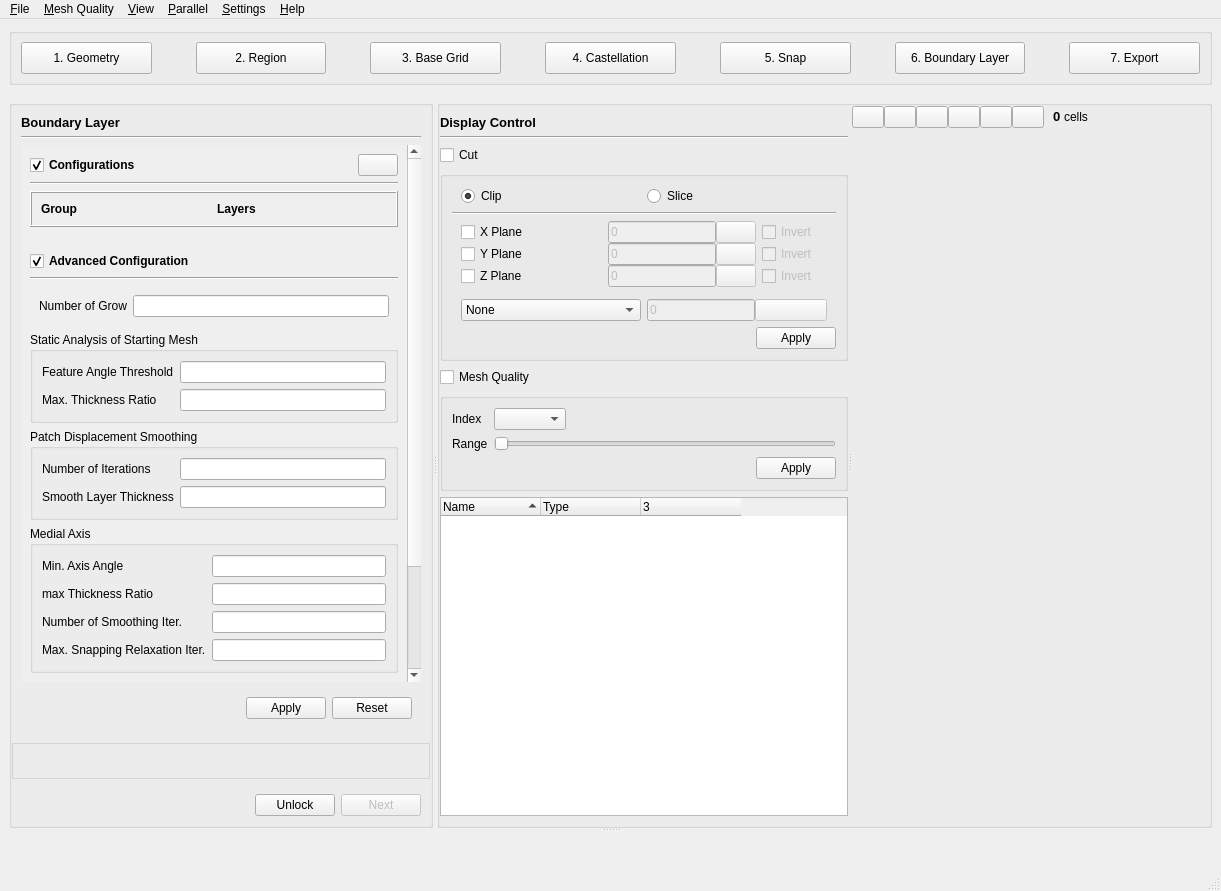
Qt form baramMesh/view/main_window/main_window.ui (nextfoam/baram) before a commit.
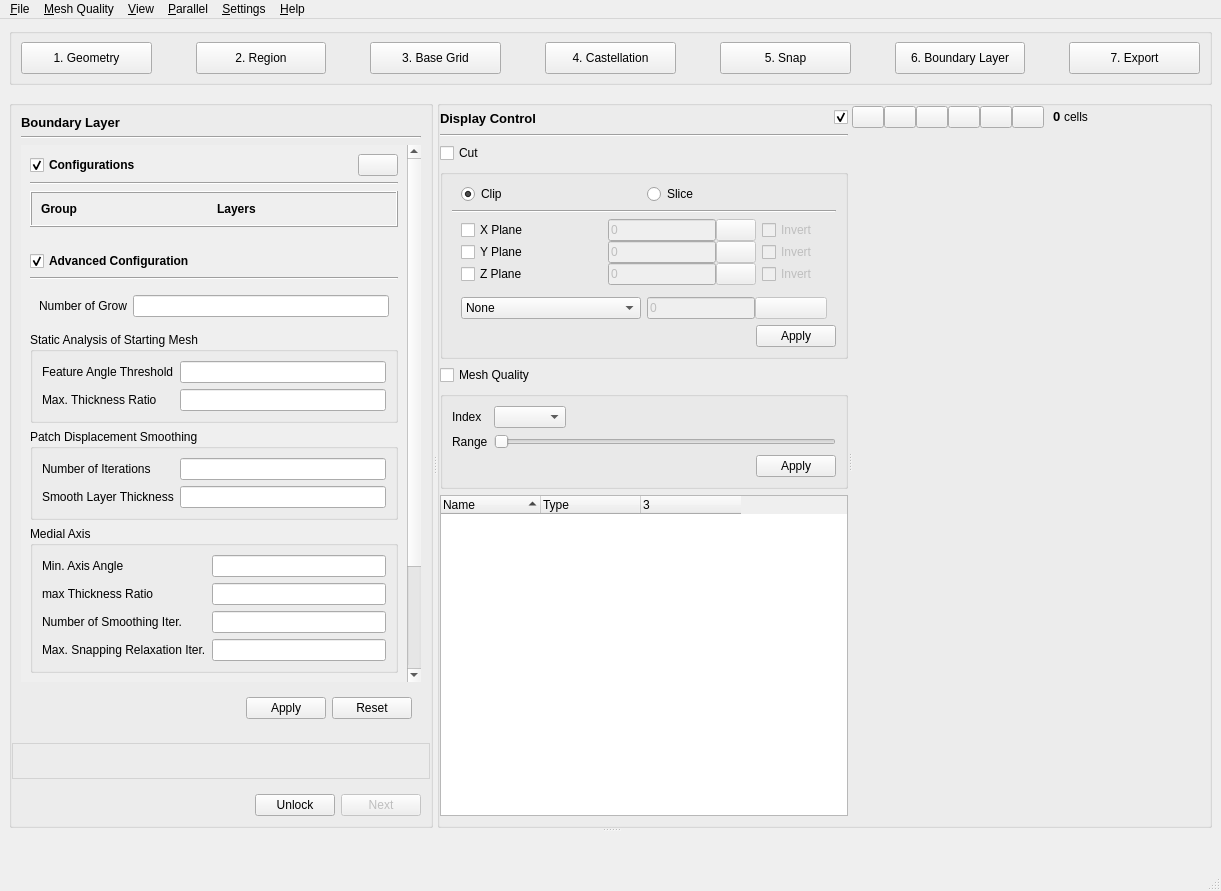
The same form after that commit. The open tabs and pages were chosen to show the change. Icons and pictures are not drawn. Custom widgets are drawn as their Qt base class.

Commit message: Issue baram#540 rendering on/off

```diff
--- a/baramMesh/view/main_window/main_window.ui
+++ b/baramMesh/view/main_window/main_window.ui
@@ -2277,7 +2277,7 @@
                  <property name="orientation">
                   <enum>Qt::Horizontal</enum>
                  </property>
-                 <widget class="QWidget" name="displayControl" native="true">
+                 <widget class="QWidget" name="widget_37" native="true">
                   <property name="minimumSize">
                    <size>
                     <width>0</width>
@@ -2286,7 +2286,22 @@
                   </property>
                   <layout class="QVBoxLayout" name="verticalLayout_3">
                    <property name="topMargin">
-                    <number>9</number>
+                    <number>2</number>
+                   </property>
+                   <property name="bottomMargin">
+                    <number>0</number>
+                   </property>
+                   <item>
+                    <widget class="QWidget" name="widget_34" native="true">
+                     <layout class="QHBoxLayout" name="horizontalLayout_25">
+                      <property name="leftMargin">
+                       <number>0</number>
+                      </property>
+                      <property name="topMargin">
+                       <number>0</number>
+                      </property>
+                      <property name="rightMargin">
+                       <number>0</number>
                    </property>
                    <property name="bottomMargin">
                     <number>0</number>
@@ -2305,6 +2320,36 @@
                     </widget>
                    </item>
                    <item>
+                       <spacer name="horizontalSpacer_12">
+                        <property name="orientation">
+                         <enum>Qt::Horizontal</enum>
+                        </property>
+                        <property name="sizeHint" stdset="0">
+                         <size>
+                          <width>40</width>
+                          <height>20</height>
+                         </size>
+                        </property>
+                       </spacer>
+                      </item>
+                      <item>
+                       <widget class="QCheckBox" name="rendering">
+                        <property name="styleSheet">
+                         <string notr="true">QCheckBox::indicator:unchecked { image: url(:/images/toggle_off) }
+QCheckBox::indicator:checked { image: url(:/images/toggle_on) }</string>
+                        </property>
+                        <property name="text">
+                         <string/>
+                        </property>
+                        <property name="checked">
+                         <bool>true</bool>
+                        </property>
+                       </widget>
+                      </item>
+                     </layout>
+                    </widget>
+                   </item>
+                   <item>
                     <widget class="Line" name="line_10">
                      <property name="orientation">
                       <enum>Qt::Horizontal</enum>
@@ -2312,6 +2357,21 @@
                     </widget>
                    </item>
                    <item>
+                    <widget class="QWidget" name="displayControl" native="true">
+                     <layout class="QVBoxLayout" name="verticalLayout_17">
+                      <property name="leftMargin">
+                       <number>0</number>
+                      </property>
+                      <property name="topMargin">
+                       <number>0</number>
+                      </property>
+                      <property name="rightMargin">
+                       <number>0</number>
+                      </property>
+                      <property name="bottomMargin">
+                       <number>0</number>
+                      </property>
+                      <item>
                     <widget class="QWidget" name="cutTool" native="true">
                      <layout class="QVBoxLayout" name="verticalLayout_7">
                       <property name="spacing">
@@ -2777,7 +2837,7 @@
                           </widget>
                          </item>
                          <item>
-                          <widget class="QWidget" name="widget_6" native="true">
+                             <widget class="QWidget" name="widget_36" native="true">
                            <layout class="QHBoxLayout" name="horizontalLayout_19">
                             <property name="topMargin">
                              <number>0</number>
@@ -2860,7 +2920,7 @@
                        <widget class="QGroupBox" name="meshQualityGroupBox">
                         <layout class="QVBoxLayout" name="verticalLayout_34">
                          <item>
-                          <widget class="QWidget" name="widget" native="true">
+                             <widget class="QWidget" name="widget_6" native="true">
                            <layout class="QGridLayout" name="gridLayout_5">
                             <property name="leftMargin">
                              <number>0</number>
@@ -3018,6 +3078,9 @@
                    </item>
                   </layout>
                  </widget>
+                   </item>
+                  </layout>
+                 </widget>
                  <widget class="QWidget" name="widget_2" native="true">
                   <property name="sizePolicy">
                    <sizepolicy hsizetype="Expanding" vsizetype="Preferred">
@@ -3438,6 +3501,11 @@
   </action>
  </widget>
  <customwidgets>
+  <customwidget>
+   <class>EnumComboBox</class>
+   <extends>QComboBox</extends>
+   <header>widgets.enum_combo_box</header>
+  </customwidget>
   <customwidget>
    <class>FlatPushButton</class>
    <extends>QPushButton</extends>
@@ -3455,11 +3523,6 @@
    <header>widgets.list_table</header>
    <container>1</container>
   </customwidget>
-  <customwidget>
-   <class>EnumComboBox</class>
-   <extends>QComboBox</extends>
-   <header>widgets.enum_combo_box</header>
-  </customwidget>
   <customwidget>
    <class>FolderHeader</class>
    <extends>QCheckBox</extends>
```
Left out of the diff: 7 changed lines with no effect on the pictures. Lines whose indentation alone changed are shown as unchanged. The commit also changes 14 other files.
